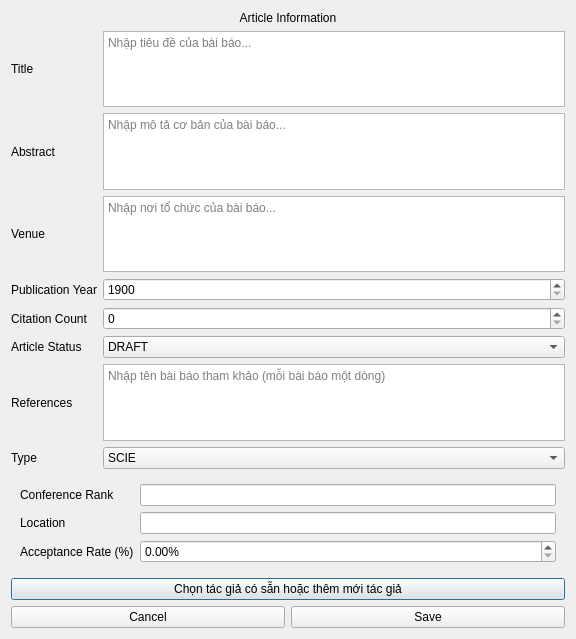
First picture: the form in src/components/dialogs/article/articleinputdialog.ui, repository DamPhuQuy/Scientific-Article-Management, before the edit.
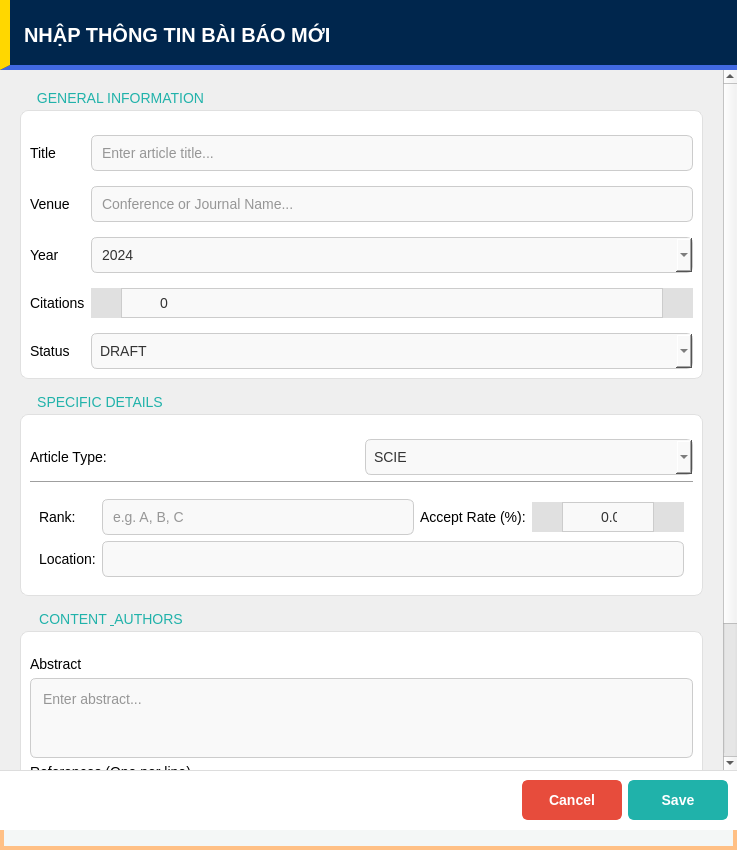
Second picture: the form after the edit. The open tabs and pages were chosen to show the change.

```diff
--- a/src/components/dialogs/article/articleinputdialog.ui
+++ b/src/components/dialogs/article/articleinputdialog.ui
@@ -6,75 +6,281 @@
    <rect>
     <x>0</x>
     <y>0</y>
-    <width>576</width>
-    <height>639</height>
+    <width>737</width>
+    <height>850</height>
    </rect>
   </property>
   <property name="windowTitle">
    <string>Article Input</string>
   </property>
-  <layout class="QVBoxLayout" name="verticalLayout">
+  <property name="styleSheet">
+   <string notr="true">
+/* --- CÀI ĐẶT CHUNG (Giống File 1) --- */
+QDialog#ArticleInputDialog {
+    background-color: #f4f7f6;
+    border: 4px solid #FFC085;
+}
+QWidget {
+    font-family: &quot;Segoe UI&quot;, Arial, sans-serif;
+    font-size: 14px;
+}
+QScrollArea {
+    border: none;
+    background-color: transparent;
+}
+QGroupBox {
+    background-color: #ffffff;
+    border: 1px solid #e0e0e0;
+    border-radius: 8px;
+    margin-top: 20px;
+    padding-top: 15px;
+}
+QGroupBox::title {
+    subcontrol-origin: margin;
+    subcontrol-position: top left;
+    padding: 0 5px;
+    color: #20B2AA;
+    font-weight: bold;
+    left: 10px;
+    top: 0px;
+}
+QLineEdit, QPlainTextEdit, QComboBox {
+    background-color: #f9f9f9;
+    border: 1px solid #cccccc;
+    border-radius: 6px;
+    padding: 8px;
+    color: #333333;
+}
+QLineEdit:focus, QPlainTextEdit:focus, QComboBox:focus {
+    background-color: #ffffff;
+    border: 2px solid #20B2AA;
+}
+
+/* --- TÙY CHỈNH SPINBOX (Nút trái giảm, nút phải tăng - Giống File 1) --- */
+QSpinBox, QDoubleSpinBox {
+    background-color: #f9f9f9;
+    border: 1px solid #cccccc;
+    border-radius: 6px;
+    color: #333333;
+    padding-top: 5px;
+    padding-bottom: 5px;
+    /* Chừa chỗ 2 bên cho nút bấm để không che số */
+    padding-left: 35px;  
+    padding-right: 35px;
+    /* Căn giữa số */
+    qproperty-alignment: AlignCenter; 
+}
+QSpinBox:focus, QDoubleSpinBox:focus {
+    background-color: #ffffff;
+    border: 2px solid #20B2AA;
+}
+
+/* Nút Tăng (Up-Button) -&gt; Đưa về bên PHẢI */
+QSpinBox::up-button, QDoubleSpinBox::up-button {
+    subcontrol-origin: border;
+    subcontrol-position: right;
+    width: 30px;
+    height: 100%; 
+    border-left: 1px solid #cccccc;
+    border-top-right-radius: 6px;
+    border-bottom-right-radius: 6px;
+    background-color: #e0e0e0; 
+}
+
+/* Nút Giảm (Down-Button) -&gt; Đưa về bên TRÁI */
+QSpinBox::down-button, QDoubleSpinBox::down-button {
+    subcontrol-origin: border;
+    subcontrol-position: left;
+    width: 30px;
+    height: 100%;
+    border-right: 1px solid #cccccc;
+    border-top-left-radius: 6px;
+    border-bottom-left-radius: 6px;
+    background-color: #e0e0e0;
+}
+
+/* Hiệu ứng khi di chuột vào nút tăng/giảm */
+QSpinBox::up-button:hover, QDoubleSpinBox::up-button:hover,
+QSpinBox::down-button:hover, QDoubleSpinBox::down-button:hover {
+    background-color: #20B2AA; 
+}
+   </string>
+  </property>
+  <layout class="QVBoxLayout" name="verticalLayout_Main">
+   <property name="spacing">
+    <number>0</number>
+   </property>
+   <property name="leftMargin">
+    <number>0</number>
+   </property>
+   <property name="topMargin">
+    <number>0</number>
+   </property>
+   <property name="rightMargin">
+    <number>0</number>
+   </property>
+   <property name="bottomMargin">
+    <number>20</number>
+   </property>
+   <item>
+    <widget class="QWidget" name="headerContainer" native="true">
+     <property name="minimumSize">
+      <size>
+       <width>0</width>
+       <height>70</height>
+      </size>
+     </property>
+     <property name="styleSheet">
+      <string notr="true">QWidget#headerContainer{background-color:#00264d;border-bottom:5px solid #4169E1;border-left:10px solid #FFD700;}</string>
+     </property>
+     <layout class="QHBoxLayout" name="horizontalLayout_Header">
    <item>
     <widget class="QLabel" name="labelDialog">
-     <property name="autoFillBackground">
-      <bool>false</bool>
+        <property name="styleSheet">
+         <string notr="true">color:#ffffff;font-weight:900;font-size:20px;background:transparent;padding-left:10px;</string>
      </property>
      <property name="text">
-      <string>Article Information</string>
+         <string>NHẬP THÔNG TIN BÀI BÁO MỚI</string>
      </property>
      <property name="alignment">
-      <set>Qt::AlignmentFlag::AlignCenter</set>
+         <set>Qt::AlignmentFlag::AlignLeading|Qt::AlignmentFlag::AlignLeft|Qt::AlignmentFlag::AlignVCenter</set>
      </property>
     </widget>
    </item>
+     </layout>
+    </widget>
+   </item>
    <item>
+    <widget class="QScrollArea" name="scrollArea">
+     <property name="widgetResizable">
+      <bool>true</bool>
+     </property>
+     <widget class="QWidget" name="scrollContent">
+      <property name="geometry">
+       <rect>
+        <x>0</x>
+        <y>0</y>
+        <width>727</width>
+        <height>905</height>
+       </rect>
+      </property>
+      <layout class="QVBoxLayout" name="verticalLayout_Content">
+       <property name="spacing">
+        <number>15</number>
+       </property>
+       <property name="leftMargin">
+        <number>20</number>
+       </property>
+       <property name="topMargin">
+        <number>20</number>
+       </property>
+       <property name="rightMargin">
+        <number>20</number>
+       </property>
+       <property name="bottomMargin">
+        <number>20</number>
+       </property>
+       <item>
+        <widget class="QGroupBox" name="grpGeneral">
+         <property name="title">
+          <string>GENERAL INFORMATION</string>
+         </property>
     <layout class="QGridLayout" name="gridLayout">
-     <item row="3" column="0">
-      <widget class="QLabel" name="labelYear">
+          <property name="verticalSpacing">
+           <number>15</number>
+          </property>
+          <item row="0" column="0">
+           <widget class="QLabel" name="labelTitle">
        <property name="text">
-        <string>Publication Year</string>
+             <string>Title</string>
        </property>
       </widget>
      </item>
-     <item row="2" column="0">
+          <item row="0" column="1">
+           <widget class="QLineEdit" name="inputTitle">
+            <property name="placeholderText">
+             <string>Enter article title...</string>
+            </property>
+           </widget>
+          </item>
+          <item row="1" column="0">
       <widget class="QLabel" name="labelVenue">
        <property name="text">
         <string>Venue</string>
        </property>
       </widget>
      </item>
-     <item row="5" column="0">
+          <item row="1" column="1">
+           <widget class="QLineEdit" name="inputVenue">
+            <property name="placeholderText">
+             <string>Conference or Journal Name...</string>
+            </property>
+           </widget>
+          </item>
+          <item row="2" column="0">
+           <widget class="QLabel" name="labelYear">
+            <property name="text">
+             <string>Year</string>
+            </property>
+           </widget>
+          </item>
+          <item row="2" column="1">
+           <widget class="QComboBox" name="inputYear">
+            <property name="editable">
+             <bool>true</bool>
+            </property>
+            <property name="currentText">
+             <string>2024</string>
+            </property>
+            <item>
+             <property name="text">
+              <string>2024</string>
+             </property>
+            </item>
+            <item>
+             <property name="text">
+              <string>2023</string>
+             </property>
+            </item>
+            <item>
+             <property name="text">
+              <string>2022</string>
+             </property>
+            </item>
+            <item>
+             <property name="text">
+              <string>2021</string>
+             </property>
+            </item>
+            <item>
+             <property name="text">
+              <string>2020</string>
+             </property>
+            </item>
+           </widget>
+          </item>
+          <item row="3" column="0">
+           <widget class="QLabel" name="labelCitations">
+            <property name="text">
+             <string>Citations</string>
+            </property>
+           </widget>
+          </item>
+          <item row="3" column="1">
+           <widget class="QSpinBox" name="inputCitations">
+            <property name="maximum">
+             <number>1000000</number>
+            </property>
+           </widget>
+          </item>
+          <item row="4" column="0">
       <widget class="QLabel" name="labelStatus">
        <property name="text">
-        <string>Article Status</string>
+             <string>Status</string>
        </property>
       </widget>
      </item>
      <item row="4" column="1">
-      <widget class="QSpinBox" name="inputCitations"/>
-     </item>
-     <item row="0" column="0">
-      <widget class="QLabel" name="labelTitle">
-       <property name="text">
-        <string>Title</string>
-       </property>
-      </widget>
-     </item>
-     <item row="6" column="0">
-      <widget class="QLabel" name="labelRefs">
-       <property name="text">
-        <string>References</string>
-       </property>
-      </widget>
-     </item>
-     <item row="7" column="0">
-      <widget class="QLabel" name="labelType">
-       <property name="text">
-        <string>Type</string>
-       </property>
-      </widget>
-     </item>
-     <item row="5" column="1">
       <widget class="QComboBox" name="inputStatus">
        <item>
         <property name="text">
@@ -113,7 +319,25 @@
        </item>
       </widget>
      </item>
-     <item row="7" column="1">
+         </layout>
+        </widget>
+       </item>
+       <item>
+        <widget class="QGroupBox" name="grpSpecific">
+         <property name="title">
+          <string>SPECIFIC DETAILS</string>
+         </property>
+         <layout class="QVBoxLayout" name="verticalLayout_Specific">
+          <item>
+           <layout class="QHBoxLayout" name="hl_Type">
+            <item>
+             <widget class="QLabel" name="labelType">
+              <property name="text">
+               <string>Article Type:</string>
+              </property>
+             </widget>
+            </item>
+            <item>
       <widget class="QComboBox" name="inputType">
        <item>
         <property name="text">
@@ -137,60 +361,15 @@
        </item>
       </widget>
      </item>
-     <item row="2" column="1">
-      <widget class="QTextEdit" name="inputVenue">
-       <property name="placeholderText">
-        <string>Nhập nơi tổ chức của bài báo...</string>
-       </property>
-      </widget>
-     </item>
-     <item row="4" column="0">
-      <widget class="QLabel" name="labelNCitation">
-       <property name="text">
-        <string>Citation Count</string>
-       </property>
-      </widget>
-     </item>
-     <item row="6" column="1">
-      <widget class="QTextEdit" name="inputRefs">
-       <property name="placeholderText">
-        <string>Nhập tên bài báo tham khảo (mỗi bài báo một dòng)</string>
-       </property>
-      </widget>
-     </item>
-     <item row="1" column="1">
-      <widget class="QTextEdit" name="inputAbstract">
-       <property name="placeholderText">
-        <string>Nhập mô tả cơ bản của bài báo...</string>
-       </property>
-      </widget>
-     </item>
-     <item row="1" column="0">
-      <widget class="QLabel" name="labelAbstract">
-       <property name="text">
-        <string>Abstract</string>
-       </property>
-      </widget>
-     </item>
-     <item row="0" column="1">
-      <widget class="QTextEdit" name="inputTitle">
-       <property name="placeholderText">
-        <string>Nhập tiêu đề của bài báo...</string>
-       </property>
-      </widget>
-     </item>
-     <item row="3" column="1">
-      <widget class="QSpinBox" name="inputYear">
-       <property name="minimum">
-        <number>1900</number>
-       </property>
-       <property name="maximum">
-        <number>2100</number>
-       </property>
-      </widget>
-     </item>
-    </layout>
-   </item>
+           </layout>
+          </item>
+          <item>
+           <widget class="Line" name="line">
+            <property name="orientation">
+             <enum>Qt::Orientation::Horizontal</enum>
+            </property>
+           </widget>
+          </item>
    <item>
     <widget class="QStackedWidget" name="stackType">
      <property name="currentIndex">
@@ -269,52 +448,50 @@
        </item>
       </layout>
      </widget>
-     <widget class="QWidget" name="pageConference">
-      <layout class="QFormLayout">
+            <widget class="QWidget" name="pageCONFERENCE">
+             <layout class="QGridLayout" name="gl_Conf">
        <item row="0" column="0">
-        <widget class="QLabel" name="label">
+               <widget class="QLabel" name="labelConfRank">
          <property name="text">
-          <string>Conference Rank</string>
+                 <string>Rank:</string>
          </property>
         </widget>
        </item>
-       <item row="1" column="0">
-        <widget class="QLabel" name="label">
-         <property name="text">
-          <string>Location</string>
+              <item row="0" column="1">
+               <widget class="QLineEdit" name="inputConfRank">
+                <property name="placeholderText">
+                 <string>e.g. A, B, C</string>
          </property>
         </widget>
        </item>
-       <item row="1" column="1">
-        <widget class="QLineEdit" name="inputLocation"/>
-       </item>
-       <item row="2" column="0">
-        <widget class="QLabel" name="label">
+              <item row="0" column="2">
+               <widget class="QLabel" name="labelAcceptRate">
          <property name="text">
-          <string>Acceptance Rate (%)</string>
+                 <string>Accept Rate (%):</string>
          </property>
         </widget>
        </item>
-       <item row="2" column="1">
+              <item row="0" column="3">
         <widget class="QDoubleSpinBox" name="inputAcceptRate">
-         <property name="suffix">
-          <string>%</string>
-         </property>
-         <property name="minimum">
-          <double>0.000000000000000</double>
-         </property>
          <property name="maximum">
           <double>100.000000000000000</double>
          </property>
         </widget>
        </item>
-       <item row="0" column="1">
-        <widget class="QLineEdit" name="inputConfRank"/>
-       </item>
-      </layout>
-     </widget>
-     <widget class="QWidget" name="pageOther">
-      <layout class="QVBoxLayout">
+              <item row="1" column="0">
+               <widget class="QLabel" name="labelLocation">
+                <property name="text">
+                 <string>Location:</string>
+                </property>
+               </widget>
+              </item>
+              <item row="1" column="1" colspan="3">
+               <widget class="QLineEdit" name="inputLocation"/>
+              </item>
+             </layout>
+            </widget>
+            <widget class="QWidget" name="pageOTHER">
+             <layout class="QVBoxLayout" name="vl_Other">
        <item>
         <widget class="QLabel" name="label">
          <property name="text">
@@ -324,32 +501,122 @@
        </item>
       </layout>
      </widget>
+           </widget>
+          </item>
+         </layout>
+        </widget>
+       </item>
+       <item>
+        <widget class="QGroupBox" name="grpTextContent">
+         <property name="title">
+          <string>CONTENT &amp; AUTHORS</string>
+         </property>
+         <layout class="QVBoxLayout" name="verticalLayout_Text">
+          <item>
+           <widget class="QLabel" name="labelAbstract">
+            <property name="text">
+             <string>Abstract</string>
+            </property>
+           </widget>
+          </item>
+          <item>
+           <widget class="QPlainTextEdit" name="inputAbstract">
+            <property name="minimumSize">
+             <size>
+              <width>0</width>
+              <height>80</height>
+             </size>
+            </property>
+            <property name="placeholderText">
+             <string>Enter abstract...</string>
+            </property>
+           </widget>
+          </item>
+          <item>
+           <widget class="QLabel" name="labelRefs">
+            <property name="text">
+             <string>References (One per line)</string>
+            </property>
+           </widget>
+          </item>
+          <item>
+           <widget class="QPlainTextEdit" name="inputRefs">
+            <property name="minimumSize">
+             <size>
+              <width>0</width>
+              <height>80</height>
+             </size>
+            </property>
+            <property name="placeholderText">
+             <string>Enter references...</string>
+            </property>
     </widget>
    </item>
    <item>
     <widget class="QPushButton" name="AuthorBtn">
+            <property name="minimumSize">
+             <size>
+              <width>0</width>
+              <height>40</height>
+             </size>
+            </property>
+            <property name="cursor">
+             <cursorShape>PointingHandCursor</cursorShape>
+            </property>
+            <property name="styleSheet">
+             <string notr="true">QPushButton{background-color:#7f8c8d;border:2px solid #7f8c8d;border-radius:6px;color:white;font-weight:bold;}QPushButton:hover{background-color:#636e72;}QPushButton:pressed{background-color:#2d3436;}</string>
+            </property>
      <property name="text">
-      <string>Chọn tác giả có sẵn hoặc thêm mới tác giả</string>
+             <string>Select / Manage Authors</string>
      </property>
     </widget>
    </item>
+         </layout>
+        </widget>
+       </item>
+      </layout>
+     </widget>
+    </widget>
+   </item>
    <item>
-    <spacer name="verticalSpacer">
+    <widget class="QWidget" name="footerContainer" native="true">
+     <property name="styleSheet">
+      <string notr="true">background-color:#ffffff;border-top:1px solid #dddddd;</string>
+     </property>
+     <layout class="QHBoxLayout" name="horizontalLayout_Footer">
+      <property name="topMargin">
+       <number>10</number>
+      </property>
+      <property name="bottomMargin">
+       <number>10</number>
+      </property>
+      <item>
+       <spacer name="horizontalSpacer">
      <property name="orientation">
-      <enum>Qt::Orientation::Vertical</enum>
+         <enum>Qt::Orientation::Horizontal</enum>
      </property>
      <property name="sizeHint" stdset="0">
       <size>
-       <width>20</width>
-       <height>40</height>
+          <width>40</width>
+          <height>20</height>
       </size>
      </property>
     </spacer>
    </item>
    <item>
-    <layout class="QHBoxLayout">
-     <item>
       <widget class="QPushButton" name="btnCancel">
+        <property name="minimumSize">
+         <size>
+          <width>100</width>
+          <height>40</height>
+         </size>
+        </property>
+        <property name="cursor">
+         <cursorShape>PointingHandCursor</cursorShape>
+        </property>
+        <property name="styleSheet">
+         <string notr="true">QPushButton{background-color:#e74c3c;border:2px solid #e74c3c;border-radius:6px;color:white;font-weight:bold;}QPushButton:hover{background-color:#c0392b;}QPushButton:pressed{background-color:#922b21;}</string>
+        </property>
        <property name="text">
         <string>Cancel</string>
        </property>
@@ -357,12 +624,25 @@
      </item>
      <item>
       <widget class="QPushButton" name="btnSave">
+        <property name="minimumSize">
+         <size>
+          <width>100</width>
+          <height>40</height>
+         </size>
+        </property>
+        <property name="cursor">
+         <cursorShape>PointingHandCursor</cursorShape>
+        </property>
+        <property name="styleSheet">
+         <string notr="true">QPushButton{background-color:#20B2AA;border:2px solid #20B2AA;border-radius:6px;color:white;font-weight:bold;}QPushButton:hover{background-color:#17a098;}QPushButton:pressed{background-color:#0e6b65;}</string>
+        </property>
        <property name="text">
         <string>Save</string>
        </property>
       </widget>
      </item>
     </layout>
+    </widget>
    </item>
   </layout>
  </widget>
```
Left out of the diff: 49 changed lines with no effect on the pictures. Lines whose indentation alone changed are shown as unchanged.
